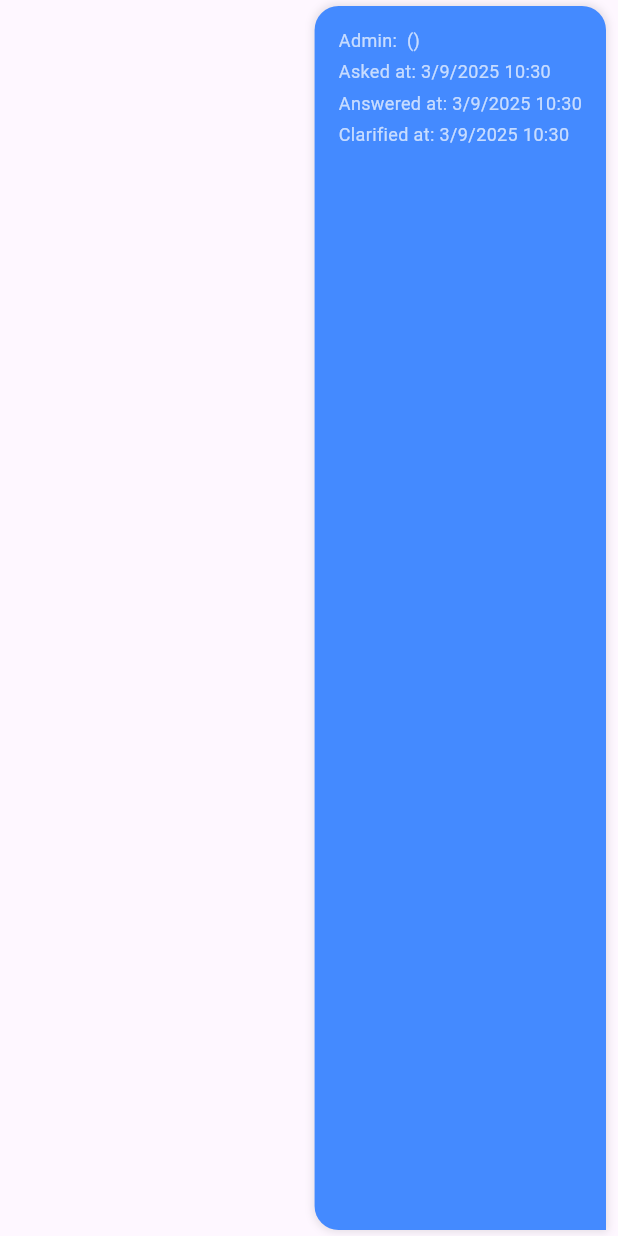
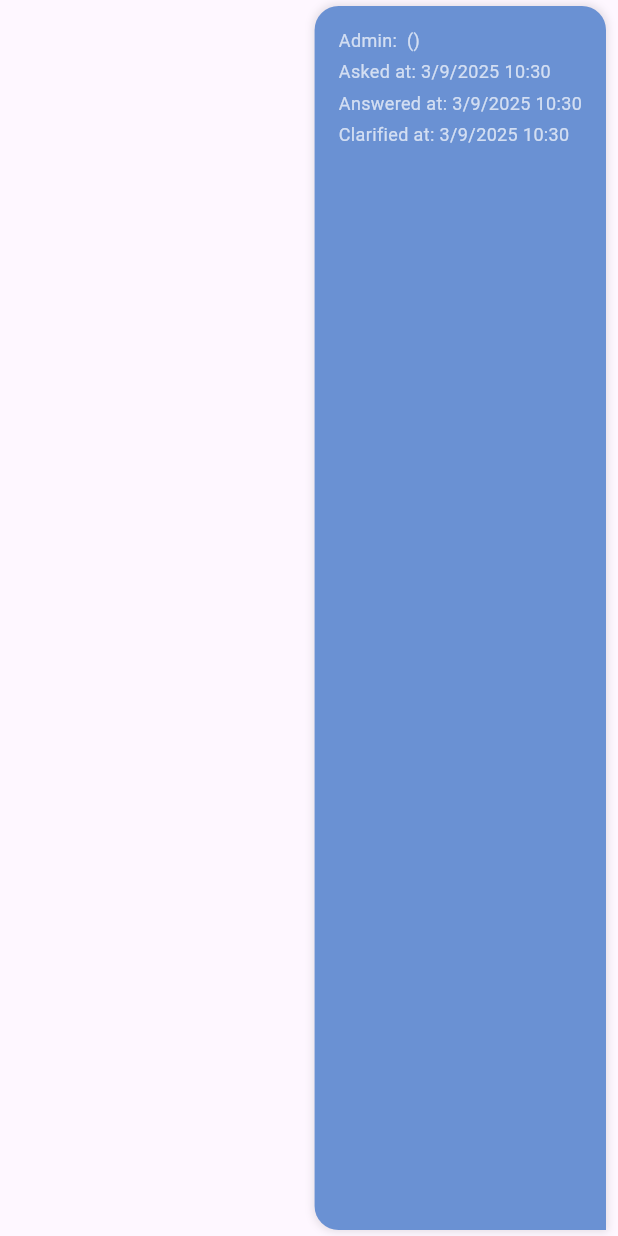
Before and after one commit to adarsha813/karma-iosApp, a Flutter app: the ChatBubble widget shown alone on an empty page, opened directly with empty values, on a phone screen of 412 x 824 dp. Run offline on Flutter 3.47's test engine with Material 3 defaults, Android fonts, the phone set to English and light mode, and no system bars; our stand-ins replace badges, firebase_core, firebase_messaging, flutter_html, flutter_local_notifications, flutter_typeahead and 6 more; missing offline and left inert: country_list_pick, flutter_app_badger, flutter_stripe; accounts and stored records are empty; network calls fail.

Commit message:
color change and rating bubble fix

```diff
--- a/lib/widgets/chat_bubble.dart
+++ b/lib/widgets/chat_bubble.dart
@@ -255,11 +255,11 @@ class _ChatBubbleState extends State<ChatBubble> with TickerProviderStateMixin {
     // 🟣 Setup custom bubble color and label for advice
     Color bubbleColor =
         message.isMe
-            ? Colors.blueAccent
+            ? const Color.fromARGB(255, 106, 145, 211)
             : message.isClarification
-            ? Colors.orangeAccent
+            ? const Color.fromARGB(255, 227, 196, 156)
             : message.isAdvice
-            ? Colors.purple.shade100
+            ? const Color.fromARGB(255, 182, 206, 178)
             : Colors.grey[300]!;
 
     IconData? icon;
```
Also changed, not shown: lib/widgets/rating_bubble.dart (+9 -7 lines).
